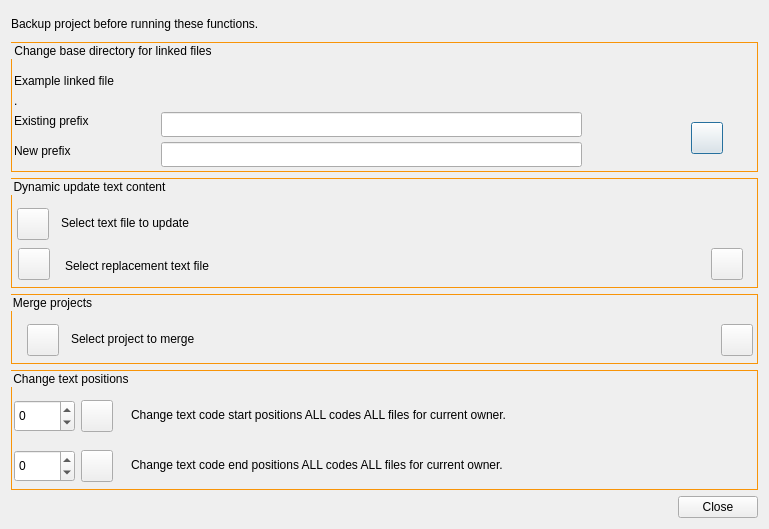
ccbogel/QualCoder, file GUI_UIs/ui_special_functions.ui: the form before one commit.
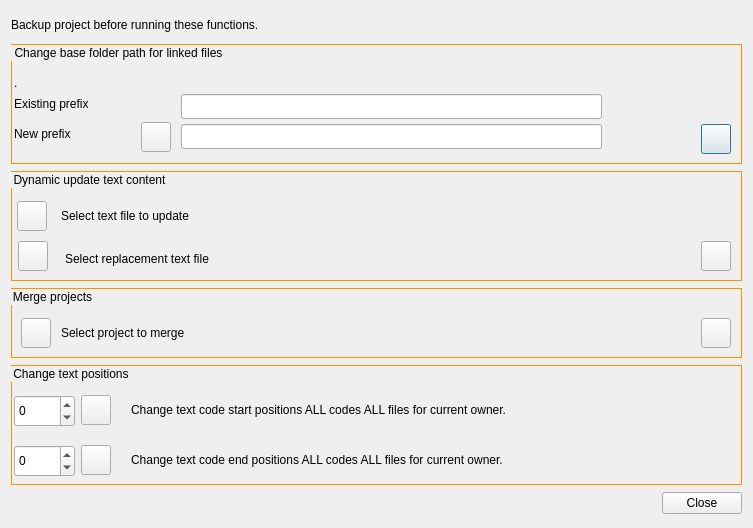
The form after the commit.

The edit to the form file:
```diff
--- a/GUI_UIs/ui_special_functions.ui
+++ b/GUI_UIs/ui_special_functions.ui
@@ -6,7 +6,7 @@
    <rect>
     <x>0</x>
     <y>0</y>
-    <width>769</width>
+    <width>753</width>
     <height>528</height>
    </rect>
   </property>
@@ -44,39 +44,26 @@
      <property name="minimumSize">
       <size>
        <width>0</width>
-       <height>130</height>
+       <height>120</height>
       </size>
      </property>
      <property name="maximumSize">
       <size>
        <width>16777215</width>
-       <height>130</height>
+       <height>120</height>
       </size>
      </property>
      <property name="styleSheet">
       <string notr="true">QGroupBox{border: 1px solid #f89407;}</string>
      </property>
      <property name="title">
-      <string>Change base directory for linked files</string>
+      <string>Change base folder path for linked files</string>
      </property>
-     <widget class="QLabel" name="label_example_linked_info">
-      <property name="geometry">
-       <rect>
-        <x>3</x>
-        <y>30</y>
-        <width>271</width>
-        <height>17</height>
-       </rect>
-      </property>
-      <property name="text">
-       <string>Example linked file</string>
-      </property>
-     </widget>
      <widget class="QLabel" name="label_example_linked_file">
       <property name="geometry">
        <rect>
         <x>3</x>
-        <y>50</y>
+        <y>30</y>
         <width>721</width>
         <height>17</height>
        </rect>
@@ -89,9 +76,9 @@
       <property name="geometry">
        <rect>
         <x>3</x>
-        <y>70</y>
+        <y>50</y>
         <width>130</width>
-        <height>17</height>
+        <height>20</height>
        </rect>
       </property>
       <property name="text">
@@ -102,9 +89,9 @@
       <property name="geometry">
        <rect>
         <x>3</x>
-        <y>100</y>
+        <y>80</y>
         <width>121</width>
-        <height>17</height>
+        <height>20</height>
        </rect>
       </property>
       <property name="text">
@@ -114,8 +101,8 @@
      <widget class="QLineEdit" name="lineEdit_existing_prefix">
       <property name="geometry">
        <rect>
-        <x>150</x>
-        <y>70</y>
+        <x>170</x>
+        <y>50</y>
         <width>421</width>
         <height>25</height>
        </rect>
@@ -124,8 +111,8 @@
      <widget class="QLineEdit" name="lineEdit_new_prefix">
       <property name="geometry">
        <rect>
-        <x>150</x>
-        <y>100</y>
+        <x>170</x>
+        <y>80</y>
         <width>421</width>
         <height>25</height>
        </rect>
@@ -134,10 +121,10 @@
      <widget class="QPushButton" name="pushButton_change_prefix">
       <property name="geometry">
        <rect>
-        <x>680</x>
+        <x>690</x>
         <y>80</y>
-        <width>32</width>
-        <height>32</height>
+        <width>30</width>
+        <height>30</height>
        </rect>
       </property>
       <property name="toolTip">
@@ -147,6 +134,22 @@
        <string/>
       </property>
      </widget>
+     <widget class="QPushButton" name="pushButton_select_path">
+      <property name="geometry">
+       <rect>
+        <x>130</x>
+        <y>78</y>
+        <width>30</width>
+        <height>30</height>
+       </rect>
+      </property>
+      <property name="toolTip">
+       <string>Select base folder path</string>
+      </property>
+      <property name="text">
+       <string/>
+      </property>
+     </widget>
     </widget>
    </item>
    <item>
@@ -172,10 +175,10 @@
      <widget class="QPushButton" name="pushButton_text_update">
       <property name="geometry">
        <rect>
-        <x>700</x>
+        <x>690</x>
         <y>70</y>
-        <width>32</width>
-        <height>32</height>
+        <width>30</width>
+        <height>30</height>
        </rect>
       </property>
       <property name="toolTip">
@@ -203,8 +206,8 @@
        <rect>
         <x>6</x>
         <y>30</y>
-        <width>32</width>
-        <height>32</height>
+        <width>30</width>
+        <height>30</height>
        </rect>
       </property>
       <property name="toolTip">
@@ -232,8 +235,8 @@
        <rect>
         <x>7</x>
         <y>70</y>
-        <width>32</width>
-        <height>32</height>
+        <width>30</width>
+        <height>30</height>
        </rect>
       </property>
       <property name="toolTip">
@@ -268,10 +271,10 @@
      <widget class="QPushButton" name="pushButton_merge">
       <property name="geometry">
        <rect>
-        <x>710</x>
+        <x>690</x>
         <y>30</y>
-        <width>32</width>
-        <height>32</height>
+        <width>30</width>
+        <height>30</height>
        </rect>
       </property>
       <property name="toolTip">
@@ -284,10 +287,10 @@
      <widget class="QPushButton" name="pushButton_select_project">
       <property name="geometry">
        <rect>
-        <x>16</x>
+        <x>10</x>
         <y>30</y>
-        <width>32</width>
-        <height>32</height>
+        <width>30</width>
+        <height>30</height>
        </rect>
       </property>
       <property name="toolTip">
@@ -300,7 +303,7 @@
      <widget class="QLabel" name="label_merge_info">
       <property name="geometry">
        <rect>
-        <x>60</x>
+        <x>50</x>
         <y>30</y>
         <width>621</width>
         <height>30</height>
@@ -337,7 +340,7 @@
        <rect>
         <x>120</x>
         <y>80</y>
-        <width>611</width>
+        <width>601</width>
         <height>30</height>
        </rect>
       </property>
@@ -353,7 +356,7 @@
        <rect>
         <x>120</x>
         <y>30</y>
-        <width>611</width>
+        <width>601</width>
         <height>30</height>
        </rect>
       </property>
@@ -407,8 +410,8 @@
        <rect>
         <x>70</x>
         <y>80</y>
-        <width>32</width>
-        <height>32</height>
+        <width>30</width>
+        <height>30</height>
        </rect>
       </property>
       <property name="toolTip">
@@ -423,8 +426,8 @@
        <rect>
         <x>70</x>
         <y>30</y>
-        <width>32</width>
-        <height>32</height>
+        <width>30</width>
+        <height>30</height>
        </rect>
       </property>
       <property name="toolTip">
```
